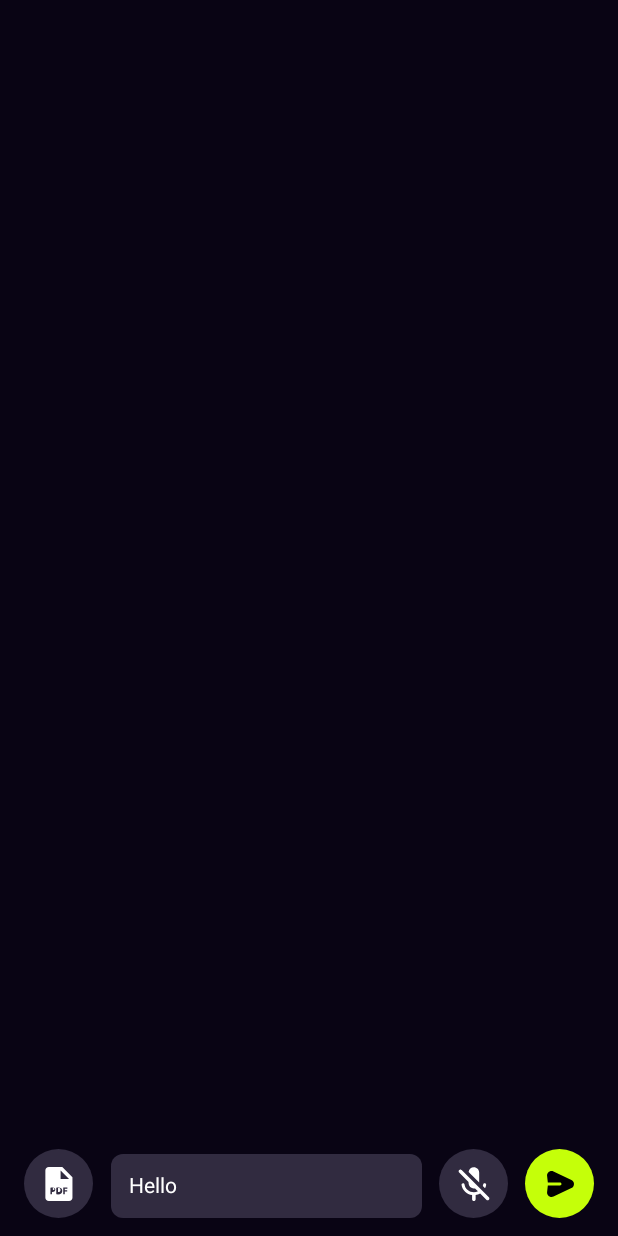
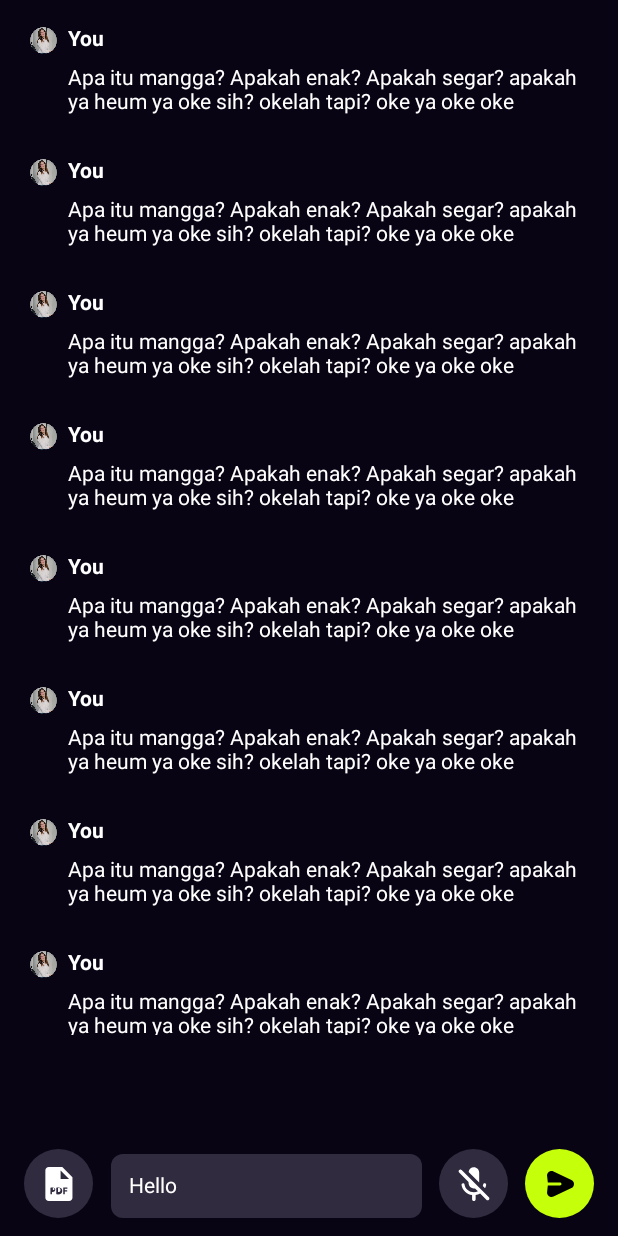
Before and after one commit to affodilajF/ChatterBotica-Android, an Android app built with Jetpack Compose: the ChatScreen screen opened through its navigation route, on a phone screen of 412 x 824 dp. Run offline under Robolectric (Android 15) with nearby library versions, the phone set to English and light mode, and no system bars; our stand-ins replace Dagger/Hilt's generated code.

Commit message:
chore: add text msg component, reorganize components

```diff
--- /dev/null
+++ b/app/src/main/java/com/example/chatterboticaapp/ui/component/ChatMenuUtility.kt
@@ -0,0 +1,84 @@
+package com.example.chatterboticaapp.ui.component
+
+import androidx.compose.foundation.background
+import androidx.compose.foundation.layout.Box
+import androidx.compose.foundation.layout.Row
+import androidx.compose.foundation.layout.fillMaxSize
+import androidx.compose.foundation.layout.fillMaxWidth
+import androidx.compose.foundation.layout.padding
+import androidx.compose.foundation.shape.RoundedCornerShape
+import androidx.compose.foundation.text.BasicTextField
+import androidx.compose.material3.Surface
+import androidx.compose.runtime.Composable
+import androidx.compose.runtime.getValue
+import androidx.compose.runtime.mutableStateOf
+import androidx.compose.runtime.remember
+import androidx.compose.runtime.setValue
+import androidx.compose.ui.Alignment
+import androidx.compose.ui.Modifier
+import androidx.compose.ui.graphics.Color
+import androidx.compose.ui.text.TextStyle
+import androidx.compose.ui.unit.dp
+import androidx.compose.ui.unit.sp
+import com.example.chatterboticaapp.R
+import com.example.chatterboticaapp.ui.theme.Black01
+import com.example.chatterboticaapp.ui.theme.Green01
+import com.example.chatterboticaapp.ui.theme.GreyPurple01
+
+
+
+@Composable
+fun ChatMenuUtility(){
+    Surface(modifier = Modifier.fillMaxSize()) {
+        Row(
+            verticalAlignment = Alignment.Bottom,
+            modifier = Modifier
+                .background(color = Black01)
+                .padding(horizontal = 16.dp, vertical = 12.dp)
+        )
+        {
+            Box(modifier = Modifier.weight(0.5f),
+                contentAlignment = Alignment.CenterStart){
+                RoundedIconWrapperMedium(drawableIcon = R.drawable.pdf, GreyPurple01, Color.White)
+            }
+            Box(modifier = Modifier.weight(1.8f),
+                contentAlignment = Alignment.Center){
+                TextFieldInput()
+            }
+            Box(modifier = Modifier.weight(0.5f),
+                contentAlignment = Alignment.CenterEnd){
+                RoundedIconWrapperMedium(drawableIcon = R.drawable.micoff, GreyPurple01, Color.White)
+
+            }
+            Box(modifier = Modifier.weight(0.5f),
+                contentAlignment = Alignment.CenterEnd){
+                RoundedIconWrapperMedium(drawableIcon = R.drawable.send, Green01, Color.Black)
+
+            }
+        }
+    }
+}
+
+@Composable
+fun TextFieldInput() {
+    var text by remember { mutableStateOf("Hello") }
+
+    Box(
+        modifier = Modifier
+            .fillMaxWidth()
+            .background(color = GreyPurple01, shape = RoundedCornerShape(8.dp))
+    ) {
+        BasicTextField(
+            modifier = Modifier
+                .fillMaxWidth()
+                .padding(horizontal = 12.dp, vertical = 13.dp)
+            ,
+            value = text,
+            onValueChange = { text = it },
+            textStyle = TextStyle(color = Color.White, fontSize = 14.sp),
+            decorationBox = { innerTextField ->
+                innerTextField()
+            },
+        )
+    }
+}
--- a/app/src/main/java/com/example/chatterboticaapp/ui/component/CustomStrings.kt
+++ b/app/src/main/java/com/example/chatterboticaapp/ui/component/CustomStrings.kt
@@ -4,7 +4,10 @@ import androidx.compose.animation.AnimatedContent
 import androidx.compose.foundation.layout.Arrangement
 import androidx.compose.foundation.layout.Column
 import androidx.compose.foundation.layout.Row
+import androidx.compose.foundation.layout.Spacer
 import androidx.compose.foundation.layout.fillMaxSize
+import androidx.compose.foundation.layout.fillMaxWidth
+import androidx.compose.foundation.layout.height
 import androidx.compose.foundation.layout.size
 import androidx.compose.material3.Icon
 import androidx.compose.material3.Text
@@ -111,3 +114,23 @@ fun TextResultOfSpeech(state: VoiceToTextParserState) {
         }
     }
 }
+
+@Composable
+fun TitleBar(){
+    Row (modifier = Modifier.fillMaxWidth(),
+        verticalAlignment = Alignment.CenterVertically,
+        horizontalArrangement = Arrangement.SpaceBetween){
+        Column {
+            Text(
+                text = "Hello, Affodilaj!",
+                style = TextStyle(fontSize = 24.sp, fontWeight = FontWeight.Bold, color = Color.White),
+            )
+            Spacer(modifier = Modifier.height(5.dp))
+            Text(
+                text = "What you want ChatterBotica do for you?",
+                style = TextStyle(fontSize = 12.sp, fontWeight = FontWeight.Normal, color = Grey01),
+            )
+        }
+        MediumProfile()
+    }
+}
--- /dev/null
+++ b/app/src/main/java/com/example/chatterboticaapp/ui/component/Profile.kt
@@ -0,0 +1,35 @@
+package com.example.chatterboticaapp.ui.component
+
+import androidx.compose.foundation.Image
+import androidx.compose.foundation.layout.padding
+import androidx.compose.foundation.layout.size
+import androidx.compose.foundation.shape.CircleShape
+import androidx.compose.runtime.Composable
+import androidx.compose.ui.Modifier
+import androidx.compose.ui.draw.clip
+import androidx.compose.ui.res.painterResource
+import androidx.compose.ui.unit.dp
+import com.example.chatterboticaapp.R
+
+@Composable
+fun MiniProfile(){
+    Image(
+        painter = painterResource(id = R.drawable.temprofilepic),
+        contentDescription = "profile pic",
+        modifier = Modifier
+            .size(18.dp)
+            .clip(CircleShape)
+    )
+}
+
+@Composable
+fun MediumProfile(){
+    Image(
+        painter = painterResource(id = R.drawable.temprofilepic),
+        contentDescription = "profile pic",
+        modifier = Modifier
+            .size(56.dp)
+            .padding(4.dp)
+            .clip(CircleShape)
+    )
+}
--- /dev/null
+++ b/app/src/main/java/com/example/chatterboticaapp/ui/component/TextMessage.kt
@@ -0,0 +1,32 @@
+package com.example.chatterboticaapp.ui.component
+
+import androidx.compose.foundation.layout.Column
+import androidx.compose.foundation.layout.Row
+import androidx.compose.foundation.layout.Spacer
+import androidx.compose.foundation.layout.height
+import androidx.compose.foundation.layout.padding
+import androidx.compose.foundation.layout.width
+import androidx.compose.material3.Text
+import androidx.compose.runtime.Composable
+import androidx.compose.ui.Modifier
+import androidx.compose.ui.graphics.Color
+import androidx.compose.ui.text.TextStyle
+import androidx.compose.ui.text.font.FontWeight
+import androidx.compose.ui.unit.dp
+import androidx.compose.ui.unit.sp
+
+
+@Composable
+fun TextMessage(username: String, text: String){
+    Row(modifier = Modifier.padding(bottom = 30.dp)) {
+        MiniProfile()
+        Spacer(modifier = Modifier.width(7.dp))
+        Column{
+            Text(text = username, style = TextStyle(color = Color.White, fontWeight = FontWeight.Bold, fontSize = 14.sp))
+            Spacer(modifier = Modifier.height(10.dp))
+            Text(text = text,
+                style = TextStyle(color = Color.White, fontSize = 14.sp)
+            )
+        }
+    }
+}
--- a/app/src/main/java/com/example/chatterboticaapp/ui/screen/ChatScreen.kt
+++ b/app/src/main/java/com/example/chatterboticaapp/ui/screen/ChatScreen.kt
@@ -5,6 +5,7 @@ import android.graphics.Rect
 import android.view.ViewTreeObserver
 import android.view.WindowInsetsController
 import androidx.compose.animation.core.tween
+import androidx.compose.foundation.Image
 import androidx.compose.foundation.background
 import androidx.compose.foundation.layout.Arrangement
 import androidx.compose.foundation.layout.Box
@@ -17,11 +18,13 @@ import androidx.compose.foundation.layout.fillMaxSize
 import androidx.compose.foundation.layout.fillMaxWidth
 import androidx.compose.foundation.layout.height
 import androidx.compose.foundation.layout.padding
+import androidx.compose.foundation.layout.size
 import androidx.compose.foundation.layout.systemBars
 import androidx.compose.foundation.layout.width
 import androidx.compose.foundation.layout.windowInsetsBottomHeight
 import androidx.compose.foundation.lazy.LazyColumn
 import androidx.compose.foundation.rememberScrollState
+import androidx.compose.foundation.shape.CircleShape
 import androidx.compose.foundation.shape.RoundedCornerShape
 import androidx.compose.foundation.text.BasicTextField
 import androidx.compose.material3.ExperimentalMaterial3Api
@@ -41,10 +44,12 @@ import androidx.compose.runtime.rememberCoroutineScope
 import androidx.compose.runtime.setValue
 import androidx.compose.ui.Alignment
 import androidx.compose.ui.Modifier
+import androidx.compose.ui.draw.clip
 import androidx.compose.ui.graphics.Color
 import androidx.compose.ui.platform.LocalContext
 import androidx.compose.ui.platform.LocalSoftwareKeyboardController
 import androidx.compose.ui.platform.LocalView
+import androidx.compose.ui.res.painterResource
 import androidx.compose.ui.text.AnnotatedString
 import androidx.compose.ui.text.TextStyle
 import androidx.compose.ui.text.font.FontWeight
@@ -55,9 +60,11 @@ import androidx.compose.ui.tooling.preview.Preview
 import androidx.compose.ui.unit.dp
 import androidx.compose.ui.unit.sp
 import com.example.chatterboticaapp.R
+import com.example.chatterboticaapp.ui.component.ChatMenuUtility
 import com.example.chatterboticaapp.ui.component.HistoryBox
 import com.example.chatterboticaapp.ui.component.RoundedIconWrapperMedium
 import com.example.chatterboticaapp.ui.component.RoundedIconWrapperMini
+import com.example.chatterboticaapp.ui.component.TextMessage
 import com.example.chatterboticaapp.ui.theme.Black00
 import com.example.chatterboticaapp.ui.theme.Black01
 import com.example.chatterboticaapp.ui.theme.Green01
@@ -70,85 +77,38 @@ import com.example.chatterboticaapp.utils.rememberImeState
 
 @Composable
 fun ChatScreen(){
-
-
-
     Column(modifier = Modifier
         .fillMaxSize()
         .background(color = Black01)
+        .padding(top = 18.dp)
     ){
-        Box(modifier = Modifier.weight(1f),
-            contentAlignment = Alignment.Center) {
+        Box(modifier = Modifier
+            .weight(1f)
+            .padding(horizontal = 20.dp),
+        )
+        {
+            LazyColumn {
+                items(15) {
+                    TextMessage("You", "Apa itu mangga? Apakah enak? Apakah segar? apakah ya heum ya oke sih? okelah tapi? oke ya oke oke")
+                }
+            }
         }
         Box(
             modifier = Modifier
                 .weight(0.2f)
                 .padding(top = 4.dp)
         ) {
-            Message()
+            ChatMenuUtility()
         }
-//        Spacer(modifier = Modifier.height(10.dp))
-//        Spacer(Modifier.windowInsetsBottomHeight(WindowInsets.systemBars))
     }
 }
 
 
 
-@Composable
-fun Message(){
-    Surface(modifier = Modifier.fillMaxSize()) {
-        Row(
-            verticalAlignment = Alignment.Bottom,
-            modifier = Modifier
-                .background(color = Black01)
-                .padding(horizontal = 16.dp, vertical = 12.dp)
-        )
-        {
-            Box(modifier = Modifier.weight(0.5f),
-                contentAlignment = Alignment.CenterStart){
-                RoundedIconWrapperMedium(drawableIcon = R.drawable.pdf, GreyPurple01, Color.White)
-            }
-            Box(modifier = Modifier.weight(1.8f),
-                contentAlignment = Alignment.Center){
-                TextFieldMessage()
-            }
-            Box(modifier = Modifier.weight(0.5f),
-                contentAlignment = Alignment.CenterEnd){
-                RoundedIconWrapperMedium(drawableIcon = R.drawable.micoff, GreyPurple01, Color.White)
 
-            }
-           Box(modifier = Modifier.weight(0.5f),
-               contentAlignment = Alignment.CenterEnd){
-                RoundedIconWrapperMedium(drawableIcon = R.drawable.send, Green01, Color.Black)
 
-            }
-        }
-    }
-}
 
-@Composable
-fun TextFieldMessage() {
-    var text by remember { mutableStateOf("Hello") }
 
-    Box(
-        modifier = Modifier
-            .fillMaxWidth()
-            .background(color = GreyPurple01, shape =  RoundedCornerShape(8.dp))
-    ) {
-        BasicTextField(
-            modifier = Modifier
-                .fillMaxWidth()
-                .padding(horizontal = 12.dp, vertical = 13.dp)
-            ,
-            value = text,
-            onValueChange = { text = it },
-            textStyle = TextStyle(color = Color.White, fontSize = 14.sp),
-            decorationBox = { innerTextField ->
-                innerTextField()
-            },
-        )
-    }
-}
 
 
 @Preview
--- a/app/src/main/java/com/example/chatterboticaapp/ui/screen/HomeScreen.kt
+++ b/app/src/main/java/com/example/chatterboticaapp/ui/screen/HomeScreen.kt
@@ -41,6 +41,8 @@ import com.example.chatterboticaapp.R
 import com.example.chatterboticaapp.ui.component.BigBox
 import com.example.chatterboticaapp.ui.component.HistoryBox
 import com.example.chatterboticaapp.ui.component.MediumBox
+import com.example.chatterboticaapp.ui.component.MediumProfile
+import com.example.chatterboticaapp.ui.component.TitleBar
 import com.example.chatterboticaapp.ui.navigation.AppNavigationGraph
 import com.example.chatterboticaapp.ui.navigation.Routes
 import com.example.chatterboticaapp.ui.theme.Black01
@@ -94,41 +96,13 @@ fun HomeScreen(navController: NavController){
         }
     }
 
-@Composable
-fun TitleBar(){
-    Row (modifier = Modifier.fillMaxWidth(),
-        verticalAlignment = Alignment.CenterVertically,
-        horizontalArrangement = Arrangement.SpaceBetween){
-        Column {
-            Text(
-                text = "Hello, Affodilaj!",
-                style = TextStyle(fontSize = 24.sp, fontWeight = FontWeight.Bold, color = Color.White),
-            )
-            Spacer(modifier = Modifier.height(5.dp))
-            Text(
-                text = "What you want ChatterBotica do for you?",
-                style = TextStyle(fontSize = 12.sp, fontWeight = FontWeight.Normal, color = Grey01),
-            )
-        }
-        Profile()
-    }
-}
 
 
 
 
 
-@Composable
-fun Profile(){
-    Image(
-        painter = painterResource(id = R.drawable.temprofilepic),
-        contentDescription = "profile pic",
-        modifier = Modifier
-            .size(56.dp)
-            .padding(4.dp)
-            .clip(CircleShape)
-    )
-}
+
+
 
 
 
```
